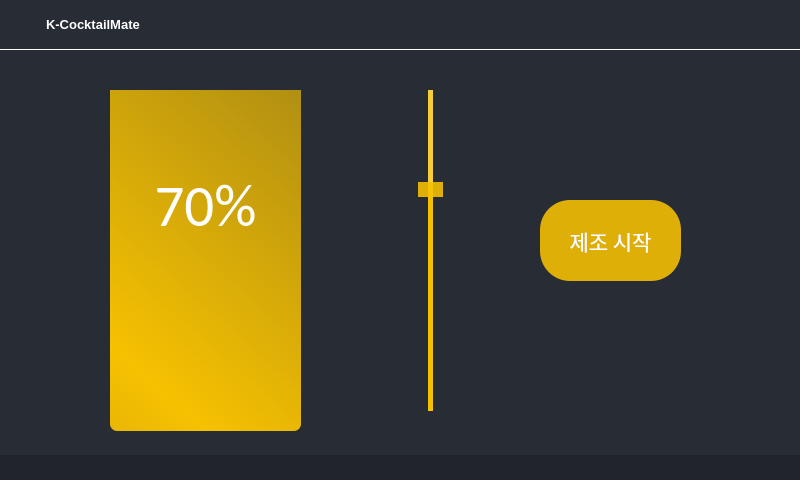
The window that ui_version5.ui (JoHyunwoong/No.1-kim.jo.jang.lee) describes before a commit, drawn with Qt 5.
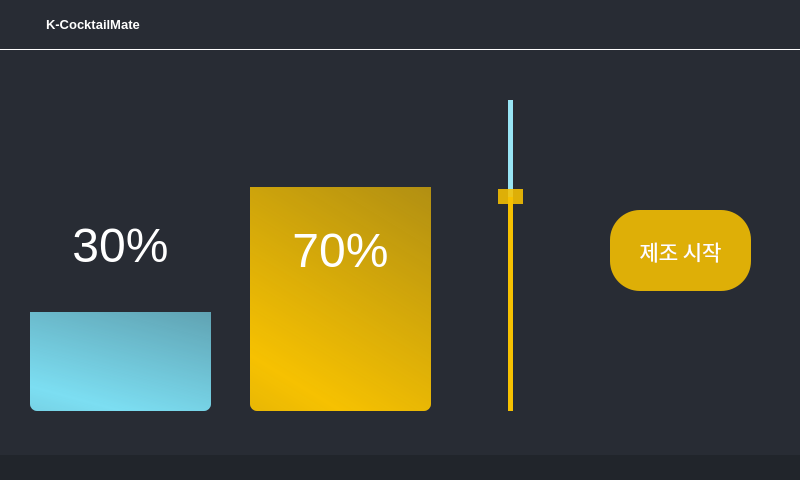
The same window after the commit. The open tabs and pages were chosen to show the change. Icons and pictures are not drawn.

The edit to the form file:
```diff
--- a/ui_version5.ui
+++ b/ui_version5.ui
@@ -912,7 +912,7 @@
                <property name="frameShadow">
                 <enum>QFrame::Raised</enum>
                </property>
-               <layout class="QHBoxLayout" name="horizontalLayout_9" stretch="0,0">
+               <layout class="QHBoxLayout" name="horizontalLayout_9" stretch="0">
                 <property name="spacing">
                  <number>0</number>
                 </property>
@@ -1095,10 +1095,10 @@
                       <widget class="QLabel" name="label_2">
                        <property name="geometry">
                         <rect>
-                         <x>80</x>
+                         <x>10</x>
                          <y>30</y>
-                         <width>251</width>
-                         <height>351</height>
+                         <width>221</width>
+                         <height>341</height>
                         </rect>
                        </property>
                        <property name="styleSheet">
@@ -1114,10 +1114,10 @@
                       <widget class="QSlider" name="beer_slider">
                        <property name="geometry">
                         <rect>
-                         <x>400</x>
-                         <y>40</y>
+                         <x>480</x>
+                         <y>50</y>
                          <width>60</width>
-                         <height>321</height>
+                         <height>311</height>
                         </rect>
                        </property>
                        <property name="font">
@@ -1130,7 +1130,7 @@
     min-width: 60px;
 }
 QSlider::sub-page:vertical {
-background: rgba(246,193,1, 200);
+background: rgba(124,222,242, 200);
  
  }
 QSlider::add-page:vertical {
@@ -1172,8 +1172,8 @@
                       <widget class="QPushButton" name="start_button">
                        <property name="geometry">
                         <rect>
-                         <x>540</x>
-                         <y>150</y>
+                         <x>610</x>
+                         <y>160</y>
                          <width>141</width>
                          <height>81</height>
                         </rect>
@@ -1207,10 +1207,10 @@
                       <widget class="QProgressBar" name="beer_progressbar">
                        <property name="geometry">
                         <rect>
-                         <x>110</x>
-                         <y>40</y>
-                         <width>191</width>
-                         <height>341</height>
+                         <x>30</x>
+                         <y>30</y>
+                         <width>181</width>
+                         <height>331</height>
                         </rect>
                        </property>
                        <property name="font">
@@ -1224,16 +1224,19 @@
                        <property name="styleSheet">
                         <string notr="true">
 QProgressBar::chunk:vertical {
-background-color: qlineargradient(spread:reflect, x1:0.506, y1:1, x2:1, y2:0, stop:0 rgba(246, 193, 1, 255), stop:1 rgba(246, 193, 1, 170));
+background-color: qlineargradient(spread:reflect, x1:0.506, y1:1, x2:1, y2:0, stop:0 rgba(124, 222, 242, 255), stop:1 rgba(124, 222, 242, 170));
 border-bottom-right-radius: 7px;
 border-bottom-left-radius: 7px;
 }</string>
                        </property>
                        <property name="value">
-                        <number>100</number>
+                        <number>30</number>
+                       </property>
+                       <property name="alignment">
+                        <set>Qt::AlignCenter</set>
                        </property>
                        <property name="textVisible">
-                        <bool>false</bool>
+                        <bool>true</bool>
                        </property>
                        <property name="orientation">
                         <enum>Qt::Vertical</enum>
@@ -1242,26 +1245,59 @@
                       <widget class="QLabel" name="label_4">
                        <property name="geometry">
                         <rect>
-                         <x>145</x>
-                         <y>120</y>
-                         <width>121</width>
-                         <height>71</height>
+                         <x>230</x>
+                         <y>30</y>
+                         <width>221</width>
+                         <height>341</height>
+                        </rect>
+                       </property>
+                       <property name="styleSheet">
+                        <string notr="true">image: url(:/newPrefix/beer_bottle4.png);</string>
+                       </property>
+                       <property name="text">
+                        <string/>
+                       </property>
+                       <property name="alignment">
+                        <set>Qt::AlignLeading|Qt::AlignLeft|Qt::AlignTop</set>
+                       </property>
+                      </widget>
+                      <widget class="QProgressBar" name="beer_progressbar_2">
+                       <property name="geometry">
+                        <rect>
+                         <x>250</x>
+                         <y>40</y>
+                         <width>181</width>
+                         <height>321</height>
                         </rect>
                        </property>
                        <property name="font">
                         <font>
-                         <family>Calibri</family>
-                         <pointsize>44</pointsize>
+                         <family>Arial</family>
+                         <pointsize>36</pointsize>
                          <weight>50</weight>
                          <bold>false</bold>
                         </font>
                        </property>
-                       <property name="text">
-                        <string>70%</string>
+                       <property name="styleSheet">
+                        <string notr="true">
+QProgressBar::chunk:vertical {
+background-color: qlineargradient(spread:reflect, x1:0.506, y1:1, x2:1, y2:0, stop:0 rgba(246, 193, 1, 255), stop:1 rgba(246, 193, 1, 170));
+border-bottom-right-radius: 7px;
+border-bottom-left-radius: 7px;
+}</string>
+                       </property>
+                       <property name="value">
+                        <number>70</number>
                        </property>
                        <property name="alignment">
                         <set>Qt::AlignCenter</set>
                        </property>
+                       <property name="textVisible">
+                        <bool>true</bool>
+                       </property>
+                       <property name="orientation">
+                        <enum>Qt::Vertical</enum>
+                       </property>
                       </widget>
                       <zorder>beer_progressbar</zorder>
                       <zorder>label_2</zorder>
```
Left out of the diff: 102 changed lines with no effect on the pictures.
